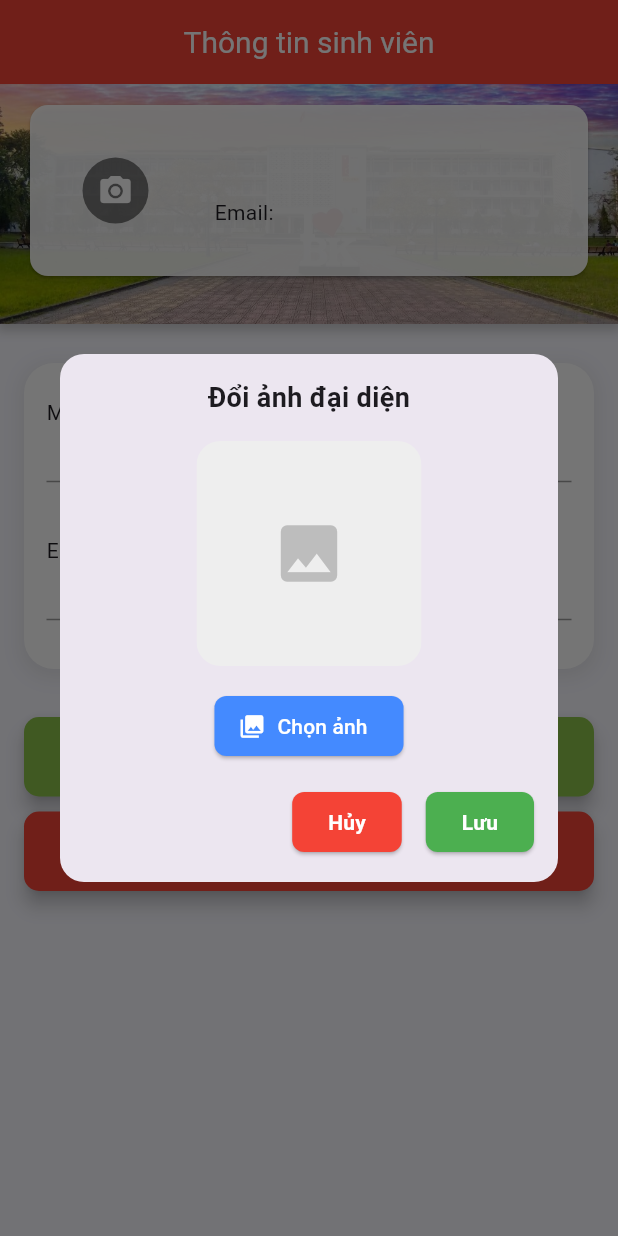
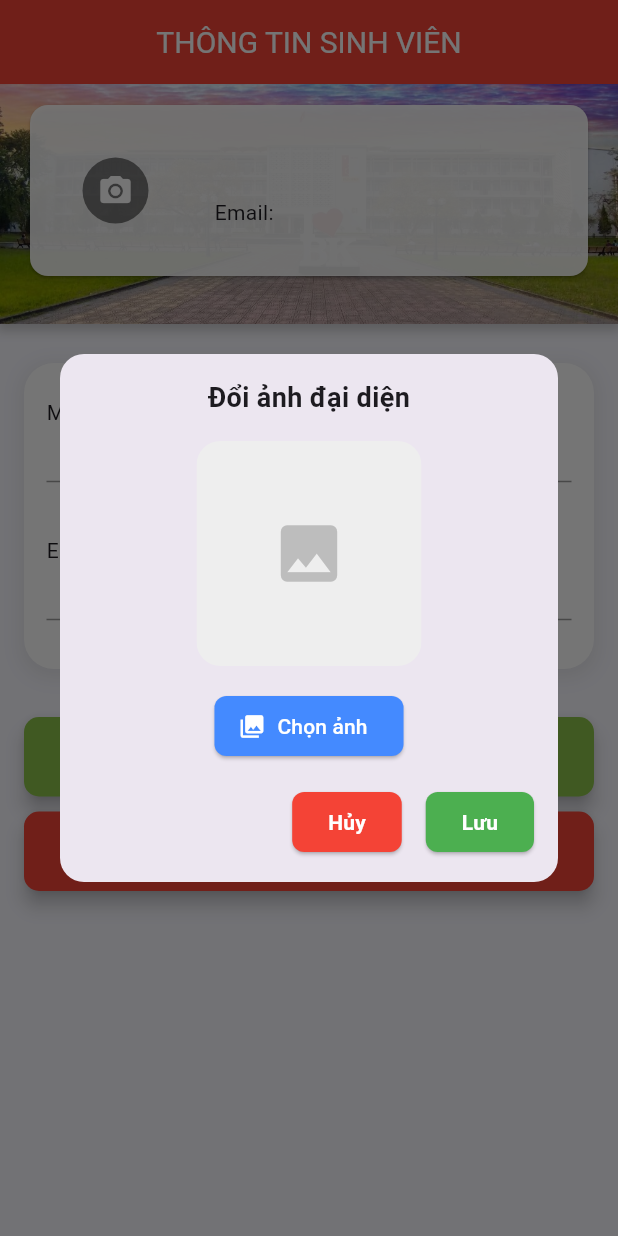
Before and after one commit to huulamthcsyl/IT4788-20241, a Flutter app: the ProfilePage screen opened directly, after a tap on the "camera alt" icon, on a phone screen of 412 x 824 dp. Run offline on Flutter 3.47's test engine with Material 3 defaults, Android fonts, the phone set to English and light mode, and no system bars; our stand-ins replace device_info_plus, file_picker, firebase_core, firebase_messaging, flutter_secure_storage, fluttertoast and 5 more; missing offline and left inert: dart:ffi, stomp_dart_client; accounts and stored records are empty; network calls fail; statements that could not run were skipped.

Commit message:
fIx error

```diff
--- a/lib/layout/viewmodels/layout_viewmodel.dart
+++ b/lib/layout/viewmodels/layout_viewmodel.dart
@@ -14,11 +14,6 @@ class LayoutViewModel extends ChangeNotifier {
     FirebaseMessaging.onMessage.listen((RemoteMessage message) {
       getUnreadNotificationCount();
     });
-    getUnreadNotificationCount();
-    getUnreadMessageCount();
-  }
-
-  void init(){
     getUnreadNotificationCount();
     getUnreadMessageCount();
   }
--- a/lib/profile/views/profile_view.dart
+++ b/lib/profile/views/profile_view.dart
@@ -26,8 +26,8 @@ class _ProfilePageState extends State<ProfilePage> {
         title: Center(
             child: Text(
               (_profileviewmodel.userData.role == "LECTURER"
-                  ? "Thông tin giảng viên"
-                  : "Thông tin sinh viên"),
+                  ? "THÔNG TIN GIẢNG VIÊN"
+                  : "THÔNG TIN SINH VIÊN"),
               style: TextStyle(
                 color: Colors.white,
                 fontSize: 20
```
